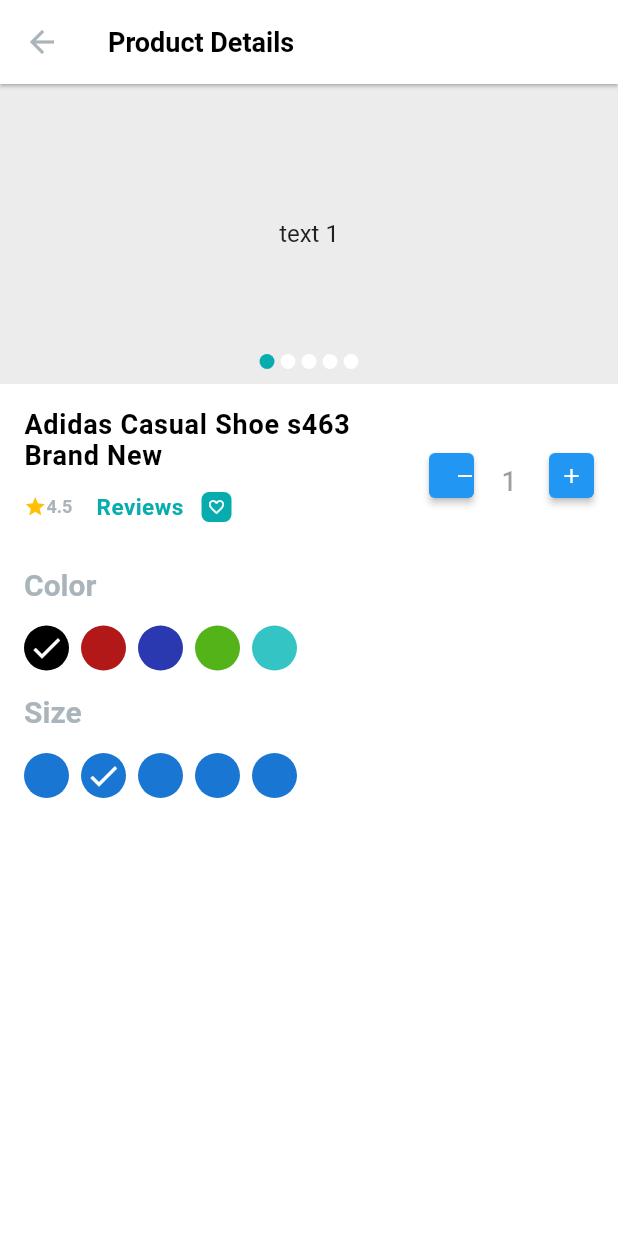
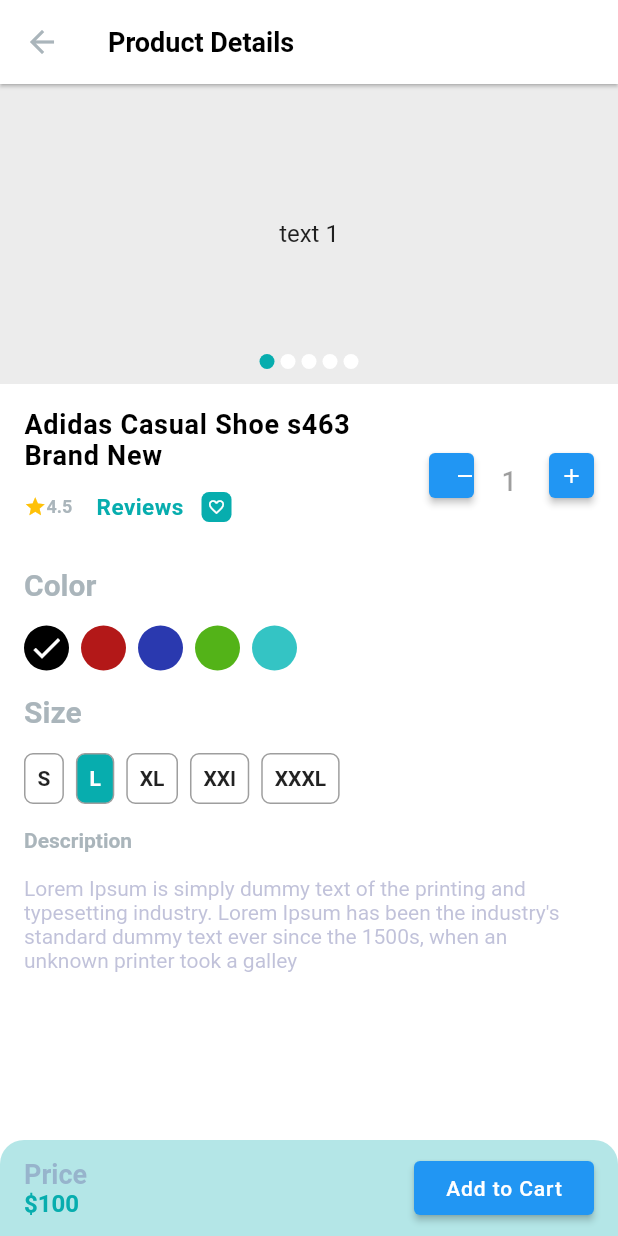
Before and after one commit to Ali007G/ecommerce_shopanbd_app, a Flutter app: the ProductDetailsScreen screen opened directly, after a tap on the "check" icon, on a phone screen of 412 x 824 dp. Run offline on Flutter 3.47's test engine with Material 2 defaults, Android fonts, the phone set to English and light mode, and no system bars; drawn by our look-alikes of carousel_slider; our stand-ins replace get, pin_code_fields.

Commit message:
product details ui done

```diff
--- a/lib/ui/screens/product_details_screen.dart
+++ b/lib/ui/screens/product_details_screen.dart
@@ -1,6 +1,6 @@
-
 import 'package:ecommerce_shopanbd/ui/utills/app_colours.dart';
 import 'package:ecommerce_shopanbd/ui/utills/styles.dart';
+import 'package:ecommerce_shopanbd/ui/widgets/common_elevated_button.dart';
 import 'package:ecommerce_shopanbd/ui/widgets/product_details/product_image_carousal.dart';
 import 'package:ecommerce_shopanbd/ui/widgets/product_stepper.dart';
 import 'package:flutter/material.dart';
@@ -13,7 +13,6 @@
 }
 
 class _ProductDetailsScreenState extends State<ProductDetailsScreen> {
-
   List<Color> colors = const [
     Color(0xFF000000),
     Color(0xFFB31818),
@@ -21,15 +20,9 @@
     Color(0xFF53B318),
     Color(0xFF34C4C4),
   ];
-  List<String> sizes = const [
-    'S',
-    'L',
-    'XL',
-    'XXl',
-    'XXXL'
-  ];
+  List<String> sizes = const ['S', 'L', 'XL', 'XXl', 'XXXL'];
 
-  Color _selectedCColor = Color(0xFF000000);
+  Color _selectedColor = const Color(0xFF000000);
   String _selectedSize = 'L';
 
   @override
@@ -43,6 +36,10 @@
       ),
       body: Column(
         crossAxisAlignment: CrossAxisAlignment.start,
+        children: [
+          Expanded(
+            child: SingleChildScrollView(
+              child: Column(
                 children: [
                   ProductImageCarousal(),
                   Padding(
@@ -64,9 +61,10 @@
                                     mainAxisAlignment: MainAxisAlignment.start,
                                     children: [
                                       Wrap(
-                                crossAxisAlignment: WrapCrossAlignment.center,
-                                children: [
-                                  const Icon(
+                                        crossAxisAlignment:
+                                            WrapCrossAlignment.center,
+                                        children: const [
+                                          Icon(
                                             Icons.star,
                                             color: Colors.amber,
                                             size: 15,
@@ -85,7 +83,7 @@
                                         width: 8,
                                       ),
                                       TextButton(
-                                onPressed: (){},
+                                        onPressed: () {},
                                         child: const Text(
                                           'Reviews',
                                           style: TextStyle(
@@ -103,7 +101,8 @@
                                       Container(
                                         decoration: BoxDecoration(
                                             color: primaryColor,
-                                    borderRadius: BorderRadius.circular(5)),
+                                            borderRadius:
+                                                BorderRadius.circular(5)),
                                         child: const Padding(
                                           padding: EdgeInsets.all(4.0),
                                           child: Icon(
@@ -124,13 +123,20 @@
                             const ProductStepper(),
                           ],
                         ),
-                const SizedBox(height: 16,),
-                const Text('Color', style: TextStyle(
+                        const SizedBox(
+                          height: 16,
+                        ),
+                        const Text(
+                          'Color',
+                          style: TextStyle(
                             fontSize: 20,
                             color: greyColor,
                             fontWeight: FontWeight.w600,
-                ),),
-                    const SizedBox(height: 16,),
+                          ),
+                        ),
+                        const SizedBox(
+                          height: 16,
+                        ),
                         Row(
                             children: colors.map((color) {
                           return Padding(
@@ -138,12 +144,10 @@
                             child: InkWell(
                               borderRadius: BorderRadius.circular(12),
                               onTap: () {
-                            if(_selectedCColor != color) {
-                              _selectedCColor = color;
+                                if (_selectedColor != color) {
+                                  _selectedColor = color;
                                   if (mounted) {
-                                setState(() {
-
-                                });
+                                    setState(() {});
                                   }
                                 }
                               },
@@ -151,20 +155,29 @@
                                 backgroundColor: color,
                                 radius: 15,
                                 child: Visibility(
-                                visible: color == _selectedCColor,
-                                child: Icon(Icons.check, color: Colors.white,)),
+                                    visible: color == _selectedColor,
+                                    child: const Icon(
+                                      Icons.check,
+                                      color: Colors.white,
+                                    )),
                               ),
                             ),
                           );
                         }).toList()),
-
-                const SizedBox(height: 16,),
-                const Text('Size', style: TextStyle(
+                        const SizedBox(
+                          height: 16,
+                        ),
+                        const Text(
+                          'Size',
+                          style: TextStyle(
                             fontSize: 20,
                             color: greyColor,
                             fontWeight: FontWeight.w600,
-                ),),
-                const SizedBox(height: 16,),
+                          ),
+                        ),
+                        const SizedBox(
+                          height: 16,
+                        ),
                         Row(
                             children: sizes.map((size) {
                           return Padding(
@@ -172,29 +185,115 @@
                             child: InkWell(
                               borderRadius: BorderRadius.circular(12),
                               onTap: () {
-                            if(_selectedSize != size) {
+                                if (_selectedSize != size) {
                                   _selectedSize = size;
                                   if (mounted) {
-                                setState(() {
-
-                                });
+                                    setState(() {});
                                   }
                                 }
                               },
-                          child: CircleAvatar(
-                            radius: 15,
-                            child: Visibility(
-                                visible: size == _selectedSize,
-                                child: Icon(Icons.check, color: Colors.white,)),
+                              child: Container(
+                                decoration: BoxDecoration(
+                                  borderRadius: BorderRadius.circular(6),
+                                  border: Border.all(
+                                    color: Colors.grey,
+                                  ),
+                                  color: size == _selectedSize
+                                      ? primaryColor
+                                      : null,
+                                ),
+                                child: Padding(
+                                  padding: const EdgeInsets.all(8.0),
+                                  child: Text(
+                                    size,
+                                    style: TextStyle(
+                                        fontWeight: FontWeight.w600,
+                                        color: size == _selectedSize
+                                            ? Colors.white
+                                            : null),
+                                  ),
+                                ),
                               ),
                             ),
                           );
-                    }).toList())
+                        }).toList()),
+                        const SizedBox(
+                          height: 16,
+                        ),
+                        const Text(
+                          'Description',
+                          style: TextStyle(
+                            fontSize: 14,
+                            color: greyColor,
+                            fontWeight: FontWeight.bold,
+                          ),
+                        ),
+                        const SizedBox(
+                          height: 16,
+                        ),
+                        const Text(
+                          'Lorem Ipsum is simply dummy text of the printing and typesetting industry. Lorem Ipsum has been the industry\'s standard dummy text ever since the 1500s, when an unknown printer took a galley',
+                          style: TextStyle(
+                            fontSize: 14,
+                            color: softGreyColor,
+                            //fontWeight: FontWeight.w400,
+                          ),
+                        ),
                       ],
                     ),
                   ),
                 ],
               ),
+            ),
+          ),
+          Container(
+            decoration: BoxDecoration(
+              color: primaryColor.withOpacity(0.3),
+              borderRadius: const BorderRadius.only(
+                topLeft: Radius.circular(16),
+                topRight: Radius.circular(16),
+              ),
+            ),
+            child: Padding(
+              padding:
+                  const EdgeInsets.symmetric(horizontal: 16.0, vertical: 8.0),
+              child: Row(
+                mainAxisAlignment: MainAxisAlignment.spaceBetween,
+                children: [
+                  Column(
+                    crossAxisAlignment: CrossAxisAlignment.start,
+                    children: const [
+                      Text(
+                        'Price',
+                        style: TextStyle(
+                          fontSize: 18,
+                          fontWeight: FontWeight.w600,
+                          color: softGreyColor,
+                        ),
+                      ),
+                      Text(
+                        '\$100',
+                        style: TextStyle(
+                          fontSize: 16,
+                          fontWeight: FontWeight.w600,
+                          color: primaryColor,
+                        ),
+                      ),
+                    ],
+                  ),
+                  SizedBox(
+                    width: 120,
+                    child: CommonElevatedButton(
+                      onTap: () {},
+                      title: 'Add to Cart',
+                    ),
+                  ),
+                ],
+              ),
+            ),
+          )
+        ],
+      ),
     );
   }
 }
--- a/lib/ui/utills/app_colours.dart
+++ b/lib/ui/utills/app_colours.dart
@@ -3,4 +3,4 @@
 const Color primaryColor = Color(0xFF07ADAE);
 const Color greyColor = Color(0xFFAAB5BB);
 const Color blackColor = Color(0xFF000000);
-const Color softGreyColor = Color(0xAAB5BBFF);
+const Color softGreyColor = Color(0x707174AA);
```
Lines whose indentation alone changed are shown as unchanged.
